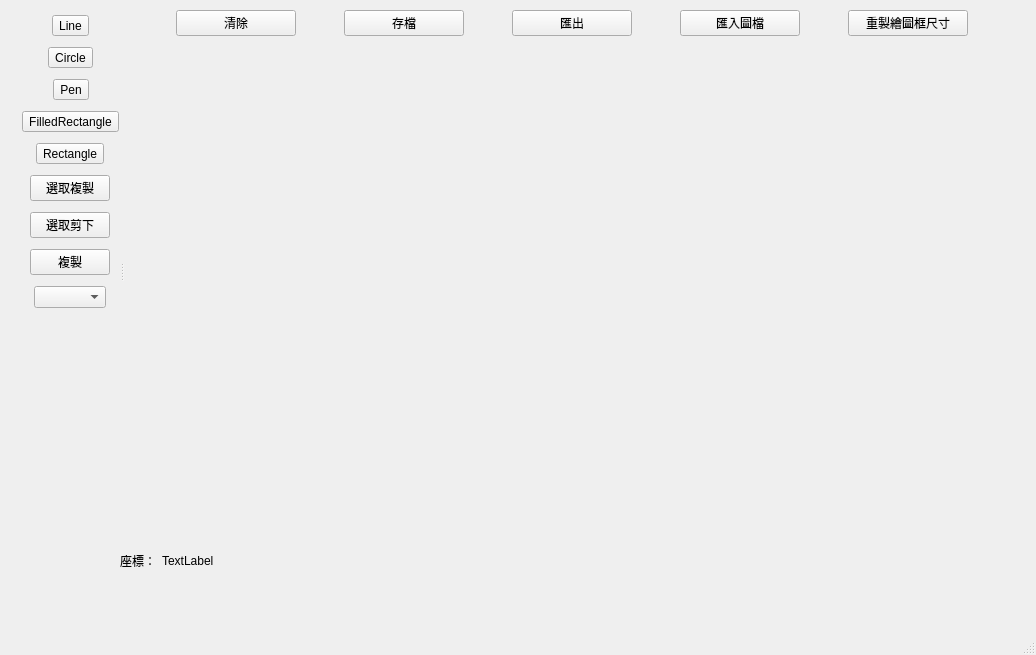
First picture: the form in mainwindow.ui, repository markscat/SH1106_GUI_Design, before the edit.
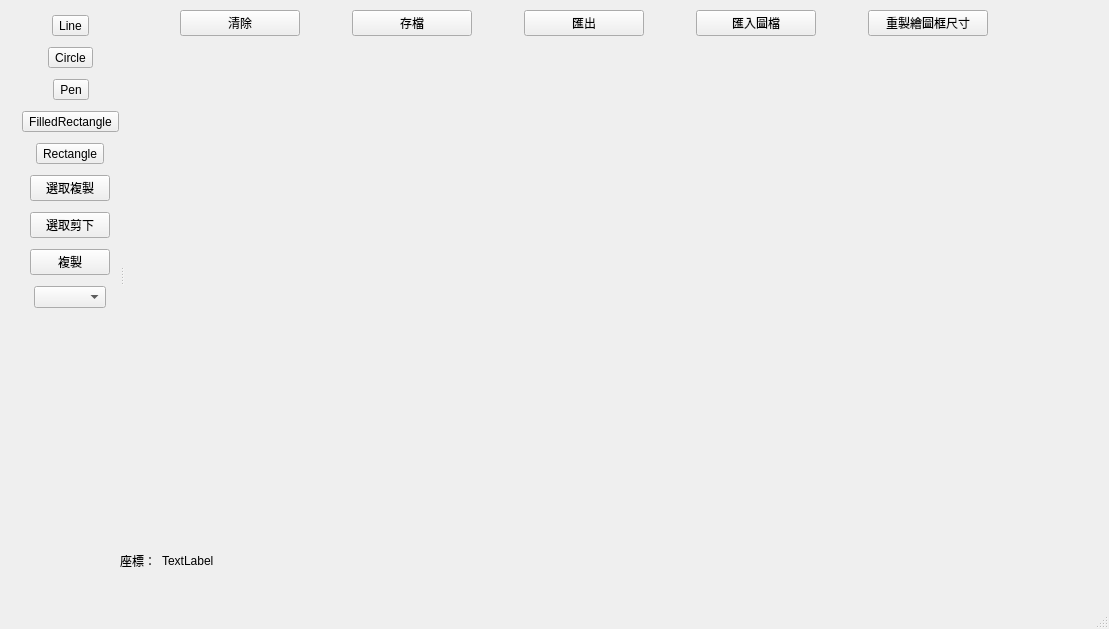
Second picture: the form after the edit.

The edit to the form file:
```diff
--- a/mainwindow.ui
+++ b/mainwindow.ui
@@ -6,8 +6,8 @@
    <rect>
     <x>0</x>
     <y>0</y>
-    <width>1036</width>
-    <height>655</height>
+    <width>1109</width>
+    <height>629</height>
    </rect>
   </property>
   <property name="sizePolicy">
@@ -34,8 +34,8 @@
      <rect>
       <x>0</x>
       <y>0</y>
-      <width>1021</width>
-      <height>541</height>
+      <width>1050</width>
+      <height>550</height>
      </rect>
     </property>
     <property name="sizePolicy">
@@ -414,7 +414,7 @@
        <rect>
         <x>10</x>
         <y>10</y>
-        <width>881</width>
+        <width>901</width>
         <height>531</height>
        </rect>
       </property>
```
Left out of the diff: 2 changed lines with no effect on the pictures.
